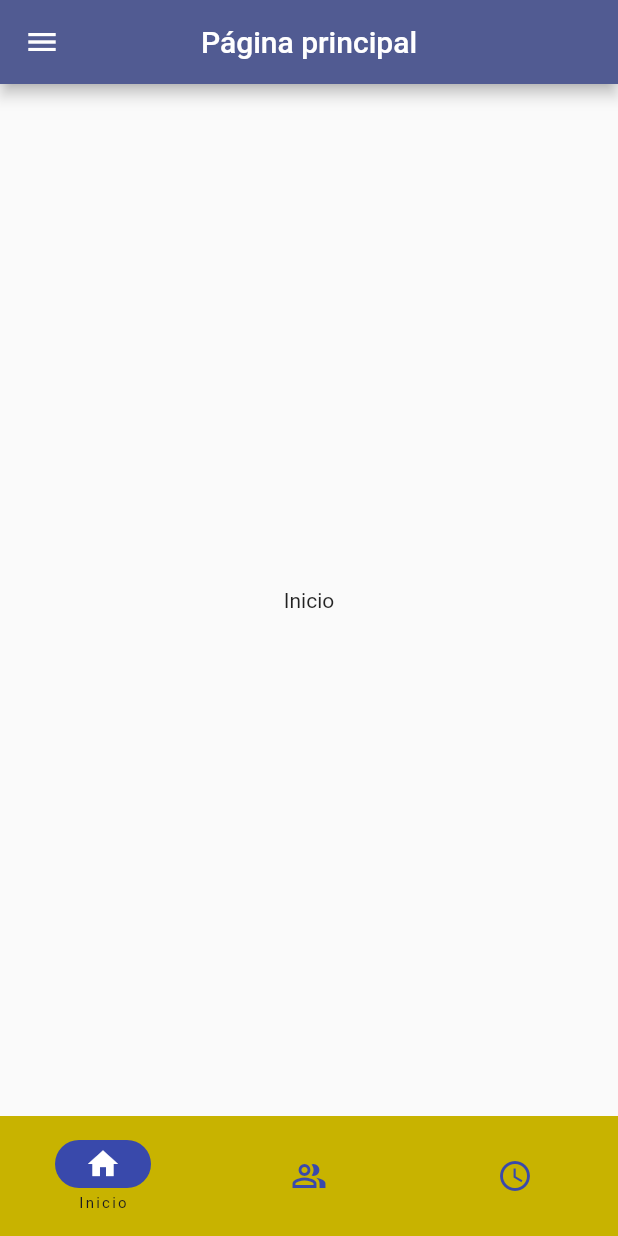
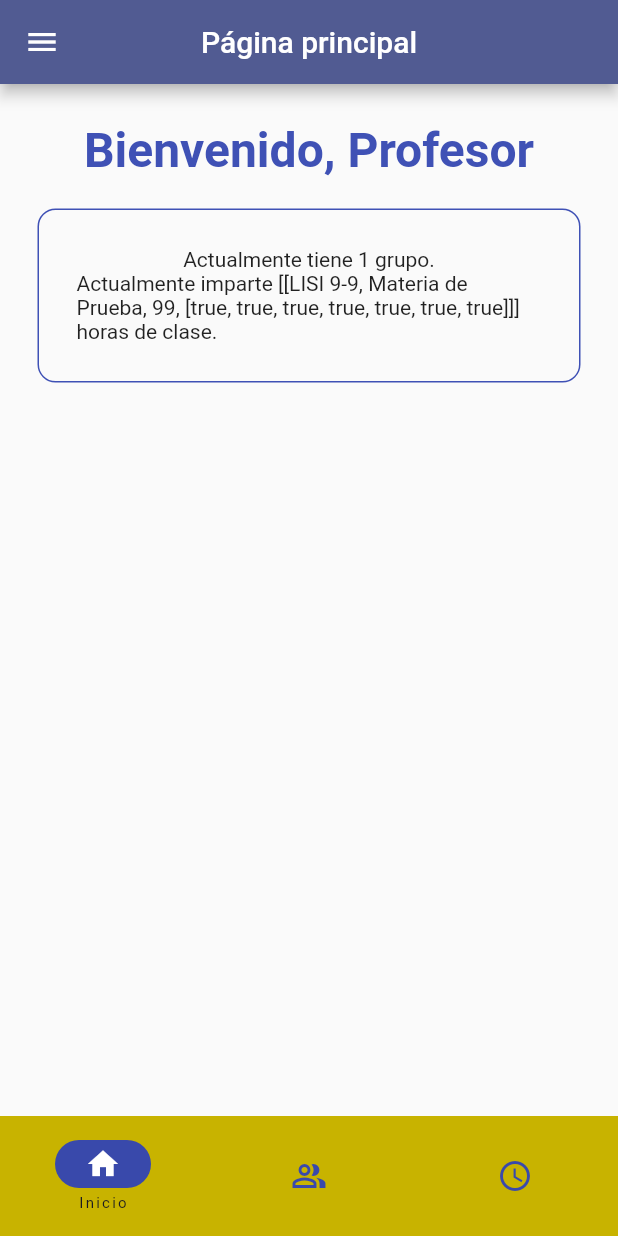
Before and after one commit to Noise-Wall/control-asistencia-alumnos, a Flutter app: the screen it shows after launch, on a phone screen of 412 x 824 dp. Run offline on Flutter 3.47's test engine with Material 2 defaults, Android fonts, the phone set to English and light mode, and no system bars; our stand-ins replace hive_flutter; accounts and stored records are empty.

Commit message:
Vista inicial y de grupos
Se incorporó la vista inicial con información general sobre el usuario;
la vista Grupos incorpora el componente GrupoCarta.

```diff
--- a/lib/paginas/inicio.dart
+++ b/lib/paginas/inicio.dart
@@ -1,13 +1,48 @@
 import 'package:flutter/material.dart';
+import 'package:hive_flutter/hive_flutter.dart';
+import '../data/localdb.dart';
 
 class Inicio extends StatelessWidget {
-  const Inicio({super.key});
+  final AsistenciasDB db;
+  final _asistencias = Hive.box('Asistencias');
+
+  Inicio({super.key, required this.db});
 
   @override
   Widget build(BuildContext context) {
-    return const Scaffold(
-      body: Center(
-        child: Text("Inicio"),
+    return Scaffold(
+      body: Container(
+        alignment: Alignment.center,
+        padding: EdgeInsets.all(25),
+        child: Column(
+          crossAxisAlignment: CrossAxisAlignment.center,
+          children: [
+            Text(
+              "Bienvenido, ${db.Profesor}",
+              style: const TextStyle(
+                fontSize: 32,
+                fontWeight: FontWeight.w700,
+                color: Colors.indigo,
+              ),
+              textAlign: TextAlign.center,
+            ),
+            Container(
+              margin: EdgeInsets.symmetric(vertical: 20.0),
+              padding: EdgeInsets.all(25),
+              decoration: BoxDecoration(
+                border: Border.all(color: Colors.indigo),
+                borderRadius: BorderRadius.circular(12),
+              ),
+              child: Column(
+                children: [
+                  Text(
+                      "Actualmente tiene ${db.Grupos.length} ${db.Grupos.length == 1 ? "grupo" : "grupos"}."),
+                  Text("Actualmente imparte ${db.Grupos} horas de clase."),
+                ],
+              ),
+            ),
+          ],
+        ),
       ),
     );
   }
```
Also changed, not shown: lib/componentes/carta_grupo.dart (added, +68 -0 lines), lib/paginas/grupos.dart (+19 -3 lines), 1 other file.
